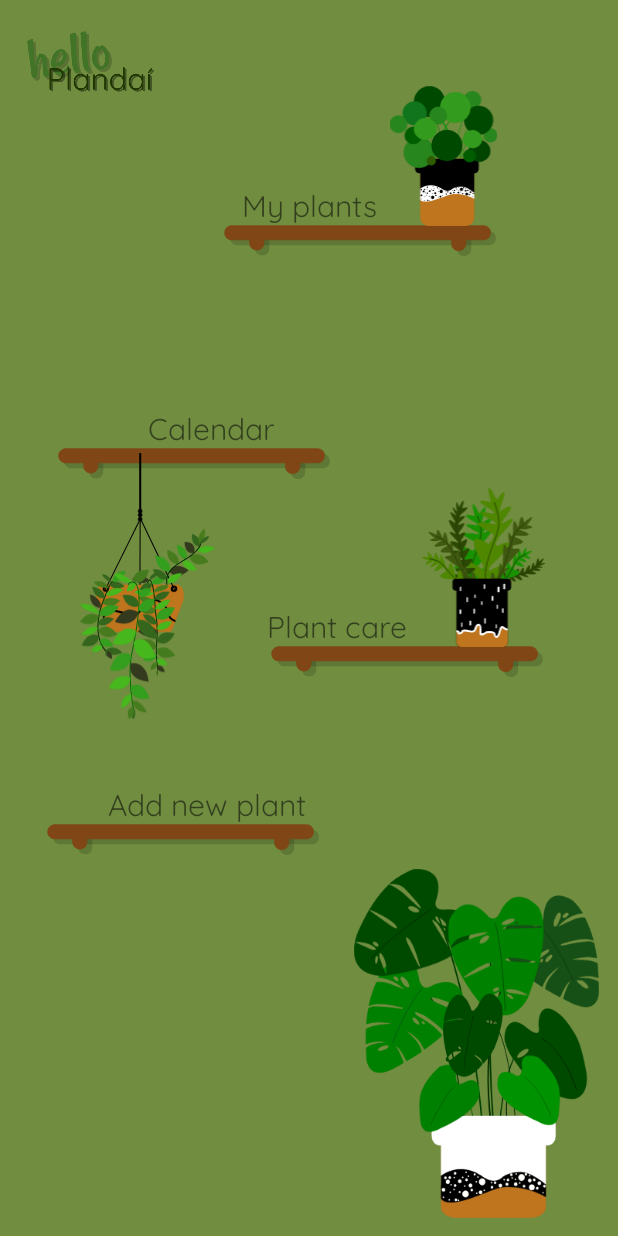
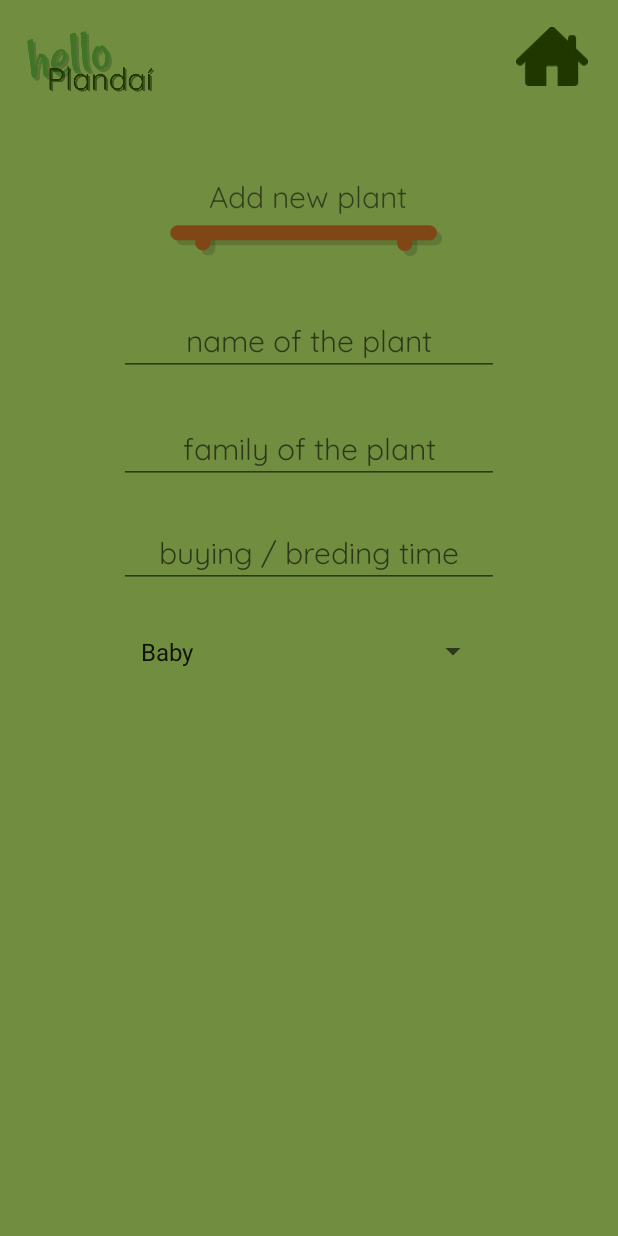
Before and after one commit to Zamerykanizowana/plandai, an Android app: the MainActivity screen opened directly, with no data from a screen before it, after a tap on "CLICK ME TO START", on a phone screen of 412 x 824 dp. Run offline under Robolectric (Android 15) with nearby library versions, the phone set to English and light mode, and no system bars; 1 statement that could not run was skipped.

Commit message:
First part of layout "Add new plant"

```diff
--- a/app/src/main/java/com/example/myapplication/MainActivity.kt
+++ b/app/src/main/java/com/example/myapplication/MainActivity.kt
@@ -3,6 +3,7 @@ package com.example.myapplication
 import androidx.appcompat.app.AppCompatActivity
 import android.os.Bundle
 import android.widget.Button
+import android.widget.TextView
 
 class MainActivity : AppCompatActivity() {
     override fun onCreate(savedInstanceState: Bundle?) {
@@ -14,5 +15,10 @@ class MainActivity : AppCompatActivity() {
         star_button.setOnClickListener {
             setContentView(R.layout.home)
         }
+
+        val add_new_plant_form = findViewById(R.id.textView4) as TextView
+        add_new_plant_form.setOnClickListener {
+            setContentView(R.layout.add_new_plant)
+        }
     }
 }
--- /dev/null
+++ b/app/src/main/res/drawable/ic_homeicone.xml
@@ -0,0 +1,38 @@
+<vector xmlns:android="http://schemas.android.com/apk/res/android"
+    android:width="92.125984dp"
+    android:height="75.53639dp"
+    android:viewportWidth="92.125984"
+    android:viewportHeight="75.53639">
+  <path
+      android:pathData="m37.5759,20.0162 l-10.2521,7.3118c-7.0037,1.3291 -6.0384,-2.8792 -4.6514,7.4079z"
+      android:strokeWidth="0.27188617"
+      android:fillColor="#005500"
+      android:strokeColor="#005500"
+      android:strokeLineCap="round"/>
+  <path
+      android:pathData="m46.063,5.0493 l-34.1842,35.6316v30.5322c0,2.3198 2.2298,4.1873 4.9996,4.1873h21.8097v-23.7182c0,-0.9998 0.9296,-1.8047 2.0837,-1.8047h10.5636c1.1541,0 2.0831,0.8048 2.0831,1.8047v23.7182h20.9262c2.7698,0 4.9996,-1.8675 4.9996,-4.1873v-30.7313c0,-2.3198 -23.1019,-23.9651 -24.9407,-26.0365z"
+      android:strokeWidth="0.27200001"
+      android:fillColor="#203700"
+      android:strokeColor="#203700"
+      android:strokeLineCap="round"/>
+  <path
+      android:pathData="m5.0517,44.1582 l17.2015,-16.4035 23.8098,-22.7053"
+      android:strokeLineJoin="miter"
+      android:strokeWidth="10"
+      android:fillColor="#00000000"
+      android:strokeColor="#203700"
+      android:strokeLineCap="round"/>
+  <path
+      android:pathData="M87.0743,44.1582 L46.063,5.0493"
+      android:strokeLineJoin="miter"
+      android:strokeWidth="10"
+      android:fillColor="#00000000"
+      android:strokeColor="#203700"
+      android:strokeLineCap="round"/>
+  <path
+      android:pathData="m70.0776,13.7613c-0.0501,0 -0.0904,1.0014 -0.0904,2.2453v21.6266h3.2546v-21.6266c0,-1.244 -0.0403,-2.2453 -0.0904,-2.2453z"
+      android:strokeWidth="6.99860239"
+      android:fillColor="#000000"
+      android:strokeColor="#203700"
+      android:strokeLineCap="round"/>
+</vector>
--- /dev/null
+++ b/app/src/main/res/layout/add_new_plant.xml
@@ -0,0 +1,128 @@
+<?xml version="1.0" encoding="utf-8"?>
+<androidx.constraintlayout.widget.ConstraintLayout xmlns:android="http://schemas.android.com/apk/res/android"
+    xmlns:app="http://schemas.android.com/apk/res-auto"
+    xmlns:tools="http://schemas.android.com/tools"
+    android:layout_width="match_parent"
+    android:layout_height="match_parent"
+    android:background="@color/bgc_green">
+
+    <ImageView
+        android:id="@+id/imageView12"
+        android:layout_width="87dp"
+        android:layout_height="46dp"
+        app:layout_constraintBottom_toBottomOf="parent"
+        app:layout_constraintEnd_toEndOf="parent"
+        app:layout_constraintHorizontal_bias="0.053"
+        app:layout_constraintStart_toStartOf="parent"
+        app:layout_constraintTop_toTopOf="parent"
+        app:layout_constraintVertical_bias="0.023"
+        app:srcCompat="@drawable/rysunek4" />
+
+    <ImageView
+        android:id="@+id/imageView13"
+        android:layout_width="wrap_content"
+        android:layout_height="wrap_content"
+        app:layout_constraintBottom_toBottomOf="parent"
+        app:layout_constraintEnd_toEndOf="parent"
+        app:layout_constraintHorizontal_bias="0.5"
+        app:layout_constraintStart_toStartOf="parent"
+        app:layout_constraintTop_toTopOf="parent"
+        app:layout_constraintVertical_bias="0.188"
+        app:srcCompat="@drawable/shelf" />
+
+    <TextView
+        android:id="@+id/textView5"
+        android:layout_width="wrap_content"
+        android:layout_height="48dp"
+        android:clickable="true"
+        android:fontFamily="@font/quicksand"
+        android:onClick="onClick"
+        android:text="Add new plant"
+        android:textSize="20dp"
+        app:layout_constraintBottom_toBottomOf="@+id/imageView13"
+        app:layout_constraintEnd_toEndOf="parent"
+        app:layout_constraintHorizontal_bias="0.498"
+        app:layout_constraintStart_toStartOf="parent"
+        app:layout_constraintTop_toTopOf="parent"
+        app:layout_constraintVertical_bias="0.918" />
+
+    <EditText
+        android:id="@+id/editTextTextPersonName"
+        android:layout_width="wrap_content"
+        android:layout_height="wrap_content"
+        android:ems="10"
+        android:fontFamily="@font/quicksand"
+        android:gravity="center"
+        android:hint="name of the plant"
+        android:inputType="textPersonName"
+        android:textSize="20sp"
+        app:layout_constraintBottom_toBottomOf="parent"
+        app:layout_constraintEnd_toEndOf="parent"
+        app:layout_constraintStart_toStartOf="parent"
+        app:layout_constraintTop_toBottomOf="@+id/imageView13"
+        app:layout_constraintVertical_bias="0.045" />
+
+    <EditText
+        android:id="@+id/editTextTextPersonName2"
+        android:layout_width="wrap_content"
+        android:layout_height="wrap_content"
+        android:ems="10"
+        android:fontFamily="@font/quicksand"
+        android:gravity="center"
+        android:hint="family of the plant"
+        android:inputType="textPersonName"
+        android:textSize="20sp"
+        app:layout_constraintBottom_toBottomOf="parent"
+        app:layout_constraintEnd_toEndOf="parent"
+        app:layout_constraintStart_toStartOf="parent"
+        app:layout_constraintTop_toBottomOf="@+id/editTextTextPersonName"
+        app:layout_constraintVertical_bias="0.045" />
+
+    <!--    TODO this translations true with polish meaning 'Data kupna/wyhodowania'-->
+    <EditText
+        android:id="@+id/editTextDate"
+        android:layout_width="wrap_content"
+        android:layout_height="wrap_content"
+        android:ems="10"
+        android:fontFamily="@font/quicksand"
+        android:gravity="center"
+        android:hint="buying / breding time"
+        android:inputType="textPersonName"
+        android:textSize="20sp"
+        app:layout_constraintBottom_toBottomOf="parent"
+        app:layout_constraintEnd_toEndOf="parent"
+        app:layout_constraintStart_toStartOf="parent"
+        app:layout_constraintTop_toBottomOf="@+id/editTextTextPersonName2"
+        app:layout_constraintVertical_bias="0.045" />
+
+    <Spinner
+        android:id="@+id/spinner1"
+        android:layout_width="240dp"
+        android:layout_height="50dp"
+        android:ems="10"
+        android:entries="@array/plant_sizes"
+        android:fontFamily="@font/quicksand"
+        android:gravity="center"
+        android:prompt="@string/prompt_spinner"
+        android:textSize="20sp"
+        android:spinnerMode="dropdown"
+        app:layout_constraintBottom_toBottomOf="parent"
+        app:layout_constraintEnd_toEndOf="parent"
+        app:layout_constraintStart_toStartOf="parent"
+        app:layout_constraintTop_toBottomOf="@+id/editTextDate"
+        app:layout_constraintVertical_bias="0.045" />
+
+    <ImageView
+        android:id="@+id/imageView14"
+        android:layout_width="49dp"
+        android:layout_height="39dp"
+        app:layout_constraintBottom_toBottomOf="parent"
+        app:layout_constraintEnd_toEndOf="parent"
+        app:layout_constraintHorizontal_bias="0.947"
+        app:layout_constraintStart_toStartOf="parent"
+        app:layout_constraintTop_toTopOf="parent"
+        app:layout_constraintVertical_bias="0.023"
+        app:srcCompat="@drawable/ic_homeicone" />
+
+
+</androidx.constraintlayout.widget.ConstraintLayout>
--- a/app/src/main/res/layout/home.xml
+++ b/app/src/main/res/layout/home.xml
@@ -161,14 +161,14 @@
         android:id="@+id/textView4"
         android:layout_width="wrap_content"
         android:layout_height="wrap_content"
+        android:clickable="true"
+        android:fontFamily="@font/quicksand"
+        android:onClick="onClick"
         android:text="Add new plant"
         android:textSize="20dp"
-        android:onClick="onClick"
-        android:clickable="true"
-        android:fontFamily="@font/quicksand"
         app:layout_constraintBottom_toTopOf="@+id/imageView7"
         app:layout_constraintEnd_toEndOf="parent"
-        app:layout_constraintHorizontal_bias="0.257"
+        app:layout_constraintHorizontal_bias="0.18"
         app:layout_constraintStart_toStartOf="parent"
         app:layout_constraintTop_toTopOf="parent"
         app:layout_constraintVertical_bias="1.0" />
--- a/app/src/main/res/values/strings.xml
+++ b/app/src/main/res/values/strings.xml
@@ -1,3 +1,12 @@
 <resources>
     <string name="app_name">Hello Plandaí</string>
+    <string name="prompt_spinner">Choose plant size</string>
+    <string-array name="plant_sizes">
+        <item>Baby</item>
+        <item>S</item>
+        <item>M</item>
+        <item>L</item>
+        <item>XL</item>
+        <item>Monster</item>
+    </string-array>
 </resources>
```
